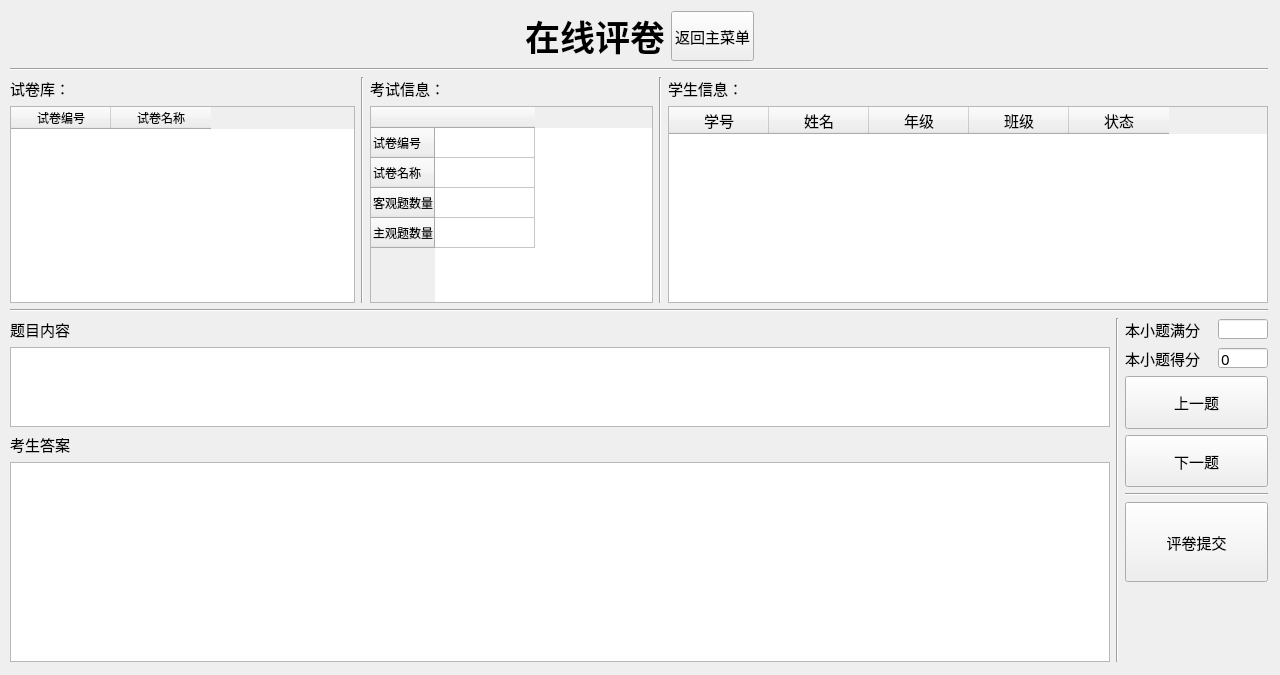
Old version of the form server/SubMarkUI.ui in the repository AlanForeverAi/Exams.
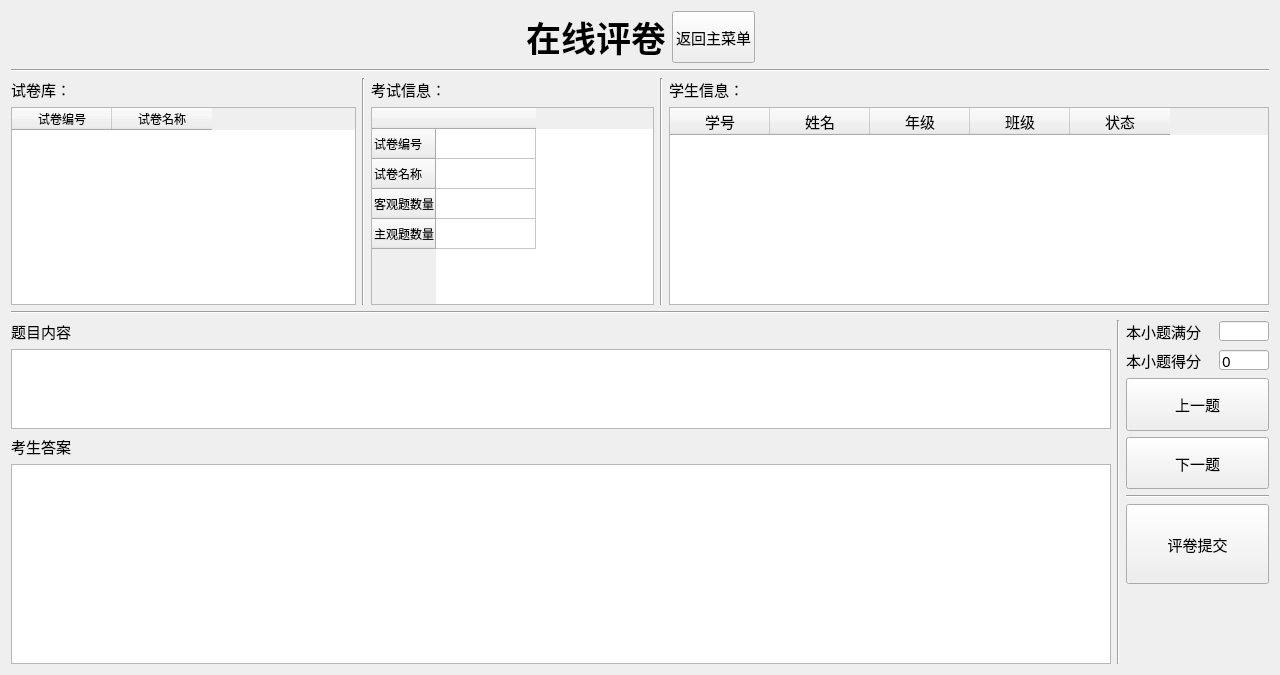
New version of the form.

Patch:
```diff
--- a/server/SubMarkUI.ui
+++ b/server/SubMarkUI.ui
@@ -19,17 +19,8 @@
   <property name="windowTitle">
    <string>主观题评分</string>
   </property>
-  <widget class="QWidget" name="layoutWidget">
-   <property name="geometry">
-    <rect>
-     <x>10</x>
-     <y>10</y>
-     <width>1258</width>
-     <height>652</height>
-    </rect>
-   </property>
-   <layout class="QVBoxLayout" name="verticalLayout_5">
-    <item>
+  <layout class="QGridLayout" name="gridLayout">
+   <item row="0" column="0">
      <layout class="QHBoxLayout" name="horizontalLayout_8">
       <item>
        <spacer name="horizontalSpacer_3">
@@ -70,21 +61,24 @@
         </property>
         <property name="maximumSize">
          <size>
-          <width>83</width>
-          <height>50</height>
-         </size>
-        </property>
-        <property name="sizeIncrement">
-         <size>
-          <width>0</width>
-          <height>0</height>
+         <width>16777215</width>
+         <height>1111</height>
          </size>
         </property>
         <property name="font">
          <font>
+         <family>微软雅黑</family>
           <pointsize>11</pointsize>
-         </font>
-        </property>
+         <weight>50</weight>
+         <italic>false</italic>
+         <bold>false</bold>
+         <underline>false</underline>
+         <strikeout>false</strikeout>
+        </font>
+       </property>
+       <property name="layoutDirection">
+        <enum>Qt::RightToLeft</enum>
+       </property>
         <property name="text">
          <string>返回主菜单</string>
         </property>
@@ -105,14 +99,14 @@
       </item>
      </layout>
     </item>
-    <item>
+   <item row="1" column="0">
      <widget class="Line" name="line_7">
       <property name="orientation">
        <enum>Qt::Horizontal</enum>
       </property>
      </widget>
     </item>
-    <item>
+   <item row="2" column="0">
      <layout class="QHBoxLayout" name="horizontalLayout_12">
       <item>
        <layout class="QVBoxLayout" name="verticalLayout_3">
@@ -331,14 +325,14 @@
       </item>
      </layout>
     </item>
-    <item>
+   <item row="3" column="0">
      <widget class="Line" name="line_4">
       <property name="orientation">
        <enum>Qt::Horizontal</enum>
       </property>
      </widget>
     </item>
-    <item>
+   <item row="4" column="0">
      <layout class="QHBoxLayout" name="horizontalLayout_2">
       <item>
        <layout class="QVBoxLayout" name="verticalLayout_10">
@@ -579,7 +573,6 @@
      </layout>
     </item>
    </layout>
-  </widget>
  </widget>
  <resources/>
  <connections/>
```
Lines whose indentation alone changed are shown as unchanged.
